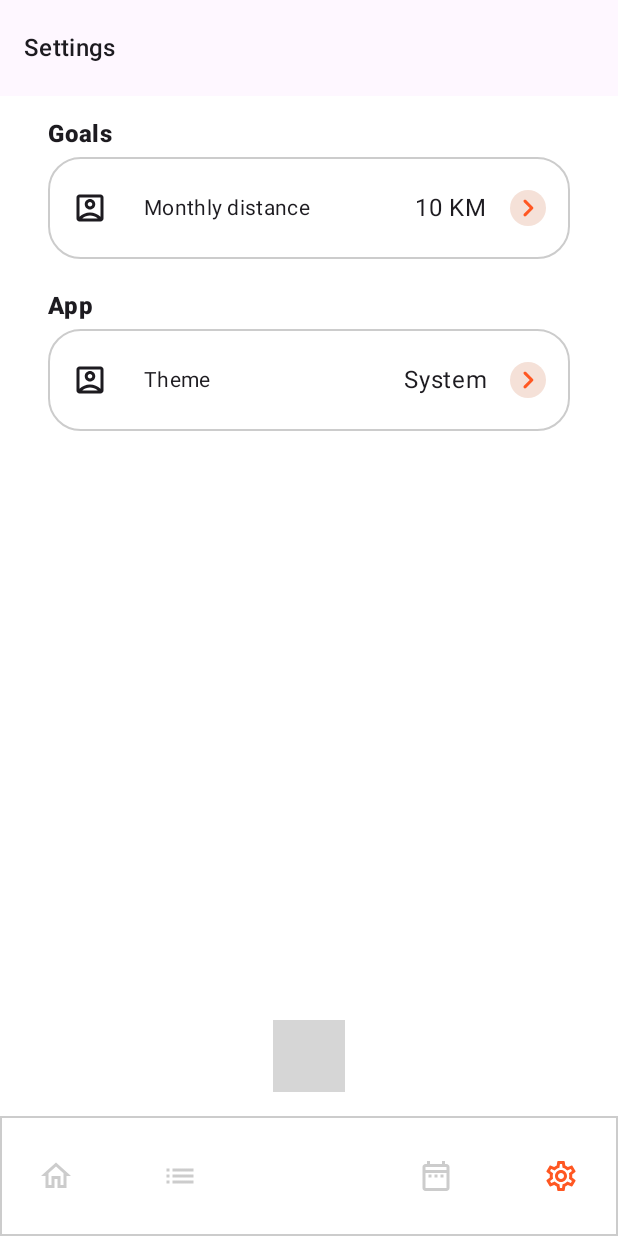
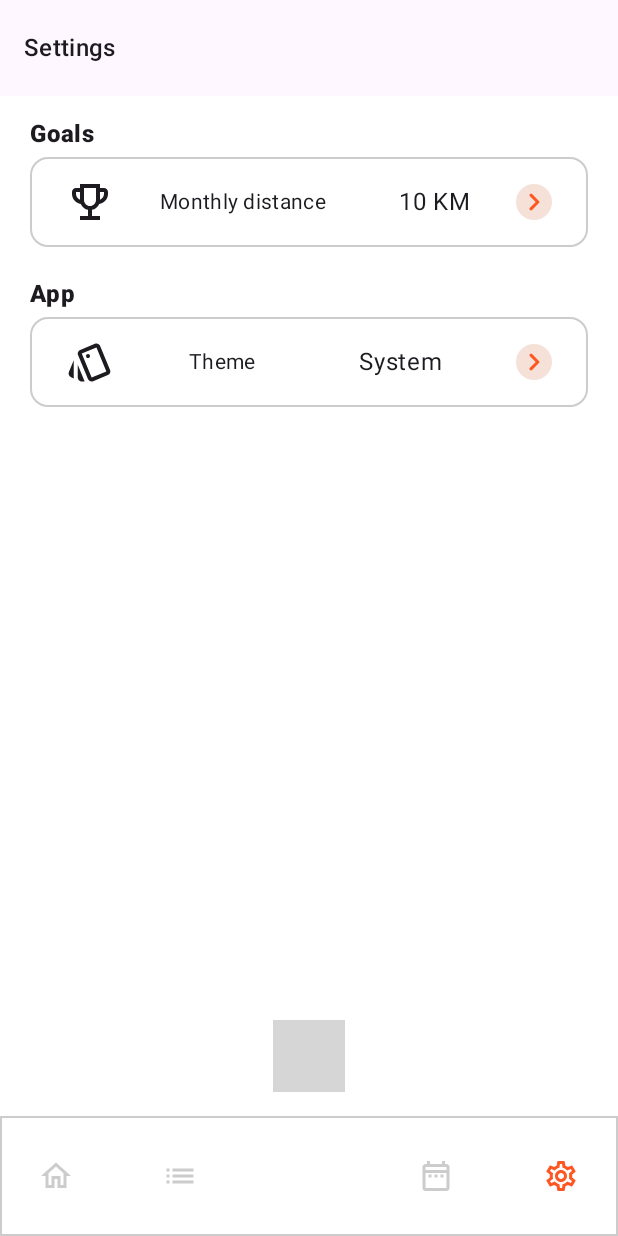
Before and after one commit to fracassi-marco/StatsUp, an Android app built with Jetpack Compose: the SettingsScreen screen opened through its navigation route, on a phone screen of 412 x 824 dp. Run offline under Robolectric (Android 15) with nearby library versions, the phone set to English and light mode, and no system bars; our stand-ins replace Room's generated code; libraries missing offline, so code that uses them is left out: com.chargemap.compose, net.openid.appauth; 4 statements that could not run were skipped; grey boxes are pictures that could not be loaded.

Commit message:
Add dashboard

```diff
--- a/app/build.gradle.kts
+++ b/app/build.gradle.kts
@@ -99,4 +99,6 @@ dependencies {
     implementation("com.fasterxml.jackson.core:jackson-core:2.15.1")
     implementation("com.fasterxml.jackson.core:jackson-databind:2.15.1")
     implementation("com.fasterxml.jackson.module:jackson-module-kotlin:2.15.1")
+
+    implementation("androidx.compose.material:material-icons-extended")
 }
--- a/app/src/main/java/com/statsup/MainActivity.kt
+++ b/app/src/main/java/com/statsup/MainActivity.kt
@@ -28,10 +28,12 @@ import com.statsup.infrastructure.StravaTrainingApi
 import com.statsup.infrastructure.repository.SharedPreferencesSettingRepository
 import com.statsup.infrastructure.repository.TrainingDatabase
 import com.statsup.ui.components.BottomMenuBar
+import com.statsup.ui.components.DashboardScreen
 import com.statsup.ui.components.HistoryScreen
 import com.statsup.ui.components.ImportButton
 import com.statsup.ui.components.SettingsScreen
 import com.statsup.ui.theme.StatsUpTheme
+import com.statsup.ui.viewmodel.DashboardViewModel
 import com.statsup.ui.viewmodel.HistoryViewModel
 import com.statsup.ui.viewmodel.MainViewModel
 import com.statsup.ui.viewmodel.SettingsViewModel
@@ -46,11 +48,13 @@ class MainActivity : ComponentActivity() {
         enableEdgeToEdge()
         val authService = AuthorizationService(this)
         setContent {
+            val settingRepository = SharedPreferencesSettingRepository(applicationContext)
+            val updateActivitiesUseCase = UpdateTrainingsUseCase(db.trainingRepository, db.athleteRepository, StravaTrainingApi())
             val navController = rememberNavController()
-            val updateActivitiesUseCase = UpdateTrainingsUseCase(db.trainingRepository, db.athleteRepository, StravaTrainingApi())
             val mainViewModel = remember { MainViewModel(updateActivitiesUseCase, authService) }
-            val settingsViewModel = remember { SettingsViewModel(SharedPreferencesSettingRepository(applicationContext)) }
+            val settingsViewModel = remember { SettingsViewModel(settingRepository) }
             val historyViewModel = remember { HistoryViewModel(db.trainingRepository) }
+            val dashboardViewModel = remember { DashboardViewModel(db.trainingRepository, settingRepository) }
             val snackBarHostState = remember { SnackbarHostState() }
             val launcher = rememberLauncherForActivityResult(
                 contract = ActivityResultContracts.StartActivityForResult(),
@@ -67,7 +71,7 @@ class MainActivity : ComponentActivity() {
                         snackbarHost = { SnackbarHost(snackBarHostState) },
                     ) { innerPadding ->
                         NavHost(navController = navController, startDestination = Screens.Dashboard.route, Modifier.padding(innerPadding)) {
-                            composable(Screens.Dashboard.route) { Text(text = "Dashboard") }
+                            composable(Screens.Dashboard.route) { DashboardScreen(dashboardViewModel) }
                             composable(Screens.History.route) { HistoryScreen(historyViewModel) }
                             composable(Screens.Stats.route) { Text(text = "Stats") }
                             composable(Screens.Settings.route) { SettingsScreen(settingsViewModel) }
--- a/app/src/main/java/com/statsup/ui/components/DashboardScreen.kt
+++ b/app/src/main/java/com/statsup/ui/components/DashboardScreen.kt
@@ -1 +1,57 @@
 package com.statsup.ui.components
+
+import androidx.compose.foundation.layout.Box
+import androidx.compose.foundation.layout.Column
+import androidx.compose.foundation.layout.Spacer
+import androidx.compose.foundation.layout.fillMaxWidth
+import androidx.compose.foundation.layout.padding
+import androidx.compose.foundation.layout.size
+import androidx.compose.foundation.layout.width
+import androidx.compose.material.icons.Icons
+import androidx.compose.material.icons.outlined.EmojiEvents
+import androidx.compose.material3.Icon
+import androidx.compose.material3.LinearProgressIndicator
+import androidx.compose.material3.MaterialTheme
+import androidx.compose.material3.Text
+import androidx.compose.runtime.Composable
+import androidx.compose.ui.Modifier
+import androidx.compose.ui.res.stringResource
+import androidx.compose.ui.text.style.TextAlign
+import androidx.compose.ui.text.style.TextOverflow
+import androidx.compose.ui.unit.dp
+import com.statsup.R
+import com.statsup.ui.theme.SecondaryText
+import com.statsup.ui.viewmodel.DashboardViewModel
+import java.util.Locale
+
+@Composable
+fun DashboardScreen(viewModel: DashboardViewModel) {
+    Box(modifier = Modifier.padding(20.dp)) {
+        PrimaryCard() {
+            Icon(
+                imageVector = Icons.Outlined.EmojiEvents,
+                contentDescription = stringResource(R.string.settings_screen_goals_monthly),
+                modifier = Modifier.size(32.dp)
+            )
+            Spacer(modifier = Modifier.width(8.dp))
+            Column(
+                modifier = Modifier.padding(16.dp).fillMaxWidth(0.8f)
+            ) {
+                Text(
+                    text = stringResource(R.string.settings_screen_goals_monthly),
+                    style = MaterialTheme.typography.bodySmall,
+                    textAlign = TextAlign.Start,
+                    overflow = TextOverflow.Ellipsis,
+                )
+                Title(
+                    text = "${String.format(Locale.getDefault(), "%.0f", viewModel.totalDistance())} ${stringResource(R.string.km)}",
+                )
+                LinearProgressIndicator(
+                    progress = { viewModel.distancePercentage() },
+                    color = MaterialTheme.colorScheme.primary,
+                    trackColor = SecondaryText
+                )
+            }
+        }
+    }
+}
--- /dev/null
+++ b/app/src/main/java/com/statsup/ui/components/PrimaryCard.kt
@@ -0,0 +1,72 @@
+package com.statsup.ui.components
+
+import androidx.compose.foundation.BorderStroke
+import androidx.compose.foundation.background
+import androidx.compose.foundation.layout.Arrangement
+import androidx.compose.foundation.layout.Box
+import androidx.compose.foundation.layout.Row
+import androidx.compose.foundation.layout.Spacer
+import androidx.compose.foundation.layout.fillMaxWidth
+import androidx.compose.foundation.layout.padding
+import androidx.compose.foundation.layout.size
+import androidx.compose.foundation.layout.width
+import androidx.compose.foundation.shape.CircleShape
+import androidx.compose.material.icons.Icons
+import androidx.compose.material.icons.automirrored.rounded.KeyboardArrowRight
+import androidx.compose.material3.Card
+import androidx.compose.material3.CardColors
+import androidx.compose.material3.CardDefaults
+import androidx.compose.material3.Icon
+import androidx.compose.material3.MaterialTheme
+import androidx.compose.runtime.Composable
+import androidx.compose.ui.Alignment
+import androidx.compose.ui.Modifier
+import androidx.compose.ui.res.stringResource
+import androidx.compose.ui.unit.dp
+import com.statsup.R
+import com.statsup.ui.theme.SecondaryText
+
+@Composable
+fun SecondaryCard(modifier: Modifier = Modifier,
+                  onClick: (() -> Unit)? = null,
+                  content: @Composable () -> Unit) {
+    PrimaryCard(
+        modifier = modifier,
+        onClick = onClick,
+        colors = CardDefaults.cardColors().copy(containerColor = MaterialTheme.colorScheme.background),
+        border = BorderStroke(1.dp, SecondaryText),
+        content = content)
+}
+
+@Composable
+fun PrimaryCard(
+    modifier: Modifier = Modifier,
+    onClick: (() -> Unit)? = null,
+    colors: CardColors = CardDefaults.cardColors(),
+    border: BorderStroke? = null,
+    content: @Composable () -> Unit
+) {
+    val action: () -> Unit = onClick ?:  {}
+    Card(modifier = modifier.fillMaxWidth(), onClick = action, colors = colors, border = border) {
+        Box(modifier = Modifier.padding(24.dp, 4.dp)) {
+            Row(
+                verticalAlignment = Alignment.CenterVertically,
+                horizontalArrangement = Arrangement.SpaceBetween,
+                modifier = Modifier.fillMaxWidth()
+            ) {
+                content()
+                Spacer(modifier = Modifier.width(8.dp))
+                if(onClick != null) {
+                    Icon(
+                        Icons.AutoMirrored.Rounded.KeyboardArrowRight,
+                        tint = MaterialTheme.colorScheme.primary,
+                        contentDescription = stringResource(id = R.string.icon_arrow_forward),
+                        modifier = Modifier
+                            .background(MaterialTheme.colorScheme.surfaceTint, CircleShape)
+                            .size(24.dp)
+                    )
+                }
+            }
+        }
+    }
+}
--- a/app/src/main/java/com/statsup/ui/components/SettingsClickableComponent.kt
+++ b/app/src/main/java/com/statsup/ui/components/SettingsClickableComponent.kt
@@ -1,34 +1,20 @@
 package com.statsup.ui.components
 
 import androidx.annotation.StringRes
-import androidx.compose.foundation.background
-import androidx.compose.foundation.border
-import androidx.compose.foundation.layout.Arrangement
-import androidx.compose.foundation.layout.Column
-import androidx.compose.foundation.layout.Row
 import androidx.compose.foundation.layout.Spacer
 import androidx.compose.foundation.layout.padding
 import androidx.compose.foundation.layout.size
 import androidx.compose.foundation.layout.width
-import androidx.compose.foundation.shape.CircleShape
-import androidx.compose.foundation.shape.RoundedCornerShape
-import androidx.compose.material.icons.Icons
-import androidx.compose.material.icons.automirrored.rounded.KeyboardArrowRight
 import androidx.compose.material3.Icon
 import androidx.compose.material3.MaterialTheme
-import androidx.compose.material3.Surface
 import androidx.compose.material3.Text
 import androidx.compose.runtime.Composable
-import androidx.compose.ui.Alignment
 import androidx.compose.ui.Modifier
-import androidx.compose.ui.graphics.Color
 import androidx.compose.ui.graphics.vector.ImageVector
 import androidx.compose.ui.res.stringResource
 import androidx.compose.ui.text.style.TextAlign
 import androidx.compose.ui.text.style.TextOverflow
 import androidx.compose.ui.unit.dp
-import com.statsup.R
-import com.statsup.ui.theme.SecondaryText
 
 @Composable
 fun SettingsClickableComponent(
@@ -38,21 +24,11 @@ fun SettingsClickableComponent(
     onClick: () -> Unit,
     value: String = ""
 ) {
-    Surface(
-        color = Color.Transparent,
-        onClick = onClick,
-        modifier = Modifier.border(1.dp, color = SecondaryText, shape = RoundedCornerShape(32)).padding(16.dp, 8.dp),
-    ) {
-        Column {
-            Row(
-                verticalAlignment = Alignment.CenterVertically,
-                horizontalArrangement = Arrangement.SpaceBetween,
-            ) {
-                Row(verticalAlignment = Alignment.CenterVertically) {
+    SecondaryCard(onClick = onClick) {
         Icon(
             imageVector = icon,
             contentDescription = stringResource(id = iconDesc),
-                        modifier = Modifier.size(24.dp)
+            modifier = Modifier.size(32.dp)
         )
         Spacer(modifier = Modifier.width(8.dp))
         Text(
@@ -62,8 +38,7 @@ fun SettingsClickableComponent(
             textAlign = TextAlign.Start,
             overflow = TextOverflow.Ellipsis,
         )
-                }
-                Spacer(modifier = Modifier.weight(1.0f))
+        Spacer(modifier = Modifier.width(8.dp))
         Text(
             text = value,
             style = MaterialTheme.typography.bodyLarge,
@@ -71,14 +46,5 @@ fun SettingsClickableComponent(
             textAlign = TextAlign.End,
             overflow = TextOverflow.Ellipsis,
         )
-                Icon(
-                    Icons.AutoMirrored.Rounded.KeyboardArrowRight,
-                    tint = MaterialTheme.colorScheme.primary,
-                    contentDescription = stringResource(id = R.string.icon_arrow_forward),
-                    modifier = Modifier.background(MaterialTheme.colorScheme.surfaceTint, CircleShape)
-                )
     }
 }
-
-    }
-}
--- a/app/src/main/java/com/statsup/ui/components/SettingsScreen.kt
+++ b/app/src/main/java/com/statsup/ui/components/SettingsScreen.kt
@@ -8,7 +8,8 @@ import androidx.compose.foundation.layout.padding
 import androidx.compose.foundation.rememberScrollState
 import androidx.compose.foundation.verticalScroll
 import androidx.compose.material.icons.Icons
-import androidx.compose.material.icons.outlined.AccountBox
+import androidx.compose.material.icons.outlined.EmojiEvents
+import androidx.compose.material.icons.outlined.Style
 import androidx.compose.material3.Button
 import androidx.compose.material3.ExperimentalMaterial3Api
 import androidx.compose.material3.MaterialTheme
@@ -50,11 +51,11 @@ fun SettingsScreen(viewModel: SettingsViewModel) {
             modifier = Modifier
                 .verticalScroll(rememberScrollState())
                 .padding(it)
-                .padding(32.dp, 16.dp)
+                .padding(20.dp, 16.dp)
         ) {
             Title(text = stringResource(R.string.settings_screen_goals))
             SettingsClickableComponent(
-                icon = Icons.Outlined.AccountBox,
+                icon = Icons.Outlined.EmojiEvents,
                 iconDesc = R.string.settings_screen_goals_monthly,
                 name = R.string.settings_screen_goals_monthly,
                 value = "${viewModel.monthlyGoal} ${stringResource(id = R.string.km)}",
@@ -62,7 +63,7 @@ fun SettingsScreen(viewModel: SettingsViewModel) {
             )
             Title(text = stringResource(R.string.settings_screen_app), marginTop = 22.dp)
             SettingsClickableComponent(
-                icon = Icons.Outlined.AccountBox,
+                icon = Icons.Outlined.Style,
                 iconDesc = R.string.settings_screen_theme,
                 name = R.string.settings_screen_theme,
                 value = viewModel.themeLabel(),
--- /dev/null
+++ b/app/src/main/java/com/statsup/ui/viewmodel/DashboardViewModel.kt
@@ -0,0 +1,41 @@
+package com.statsup.ui.viewmodel
+
+import androidx.compose.runtime.getValue
+import androidx.compose.runtime.mutableStateOf
+import androidx.compose.runtime.setValue
+import androidx.lifecycle.ViewModel
+import androidx.lifecycle.viewModelScope
+import com.statsup.domain.Training
+import com.statsup.domain.repository.SettingRepository
+import com.statsup.domain.repository.TrainingRepository
+import kotlinx.coroutines.launch
+import java.time.ZonedDateTime
+
+class DashboardViewModel(
+    private val trainingRepository: TrainingRepository,
+    private val settingRepository: SettingRepository
+) : ViewModel() {
+
+    var trainings: List<Training> by mutableStateOf(emptyList())
+        private set
+
+    init {
+        viewModelScope.launch {
+            trainingRepository.all().collect {
+                trainings = it
+            }
+        }
+    }
+
+    fun distancePercentage(): Float {
+        return totalDistance().toFloat() / settingRepository.loadMonthlyGoal()
+    }
+
+    fun totalDistance(): Double {
+        return totalOfMonth(ZonedDateTime.now()) { it.sumOf { training -> training.distanceInKilometers() } }
+    }
+
+    private fun totalOfMonth(date: ZonedDateTime, provider: (List<Training>) -> Double) = provider(ofMonth(date))
+
+    private fun ofMonth(date: ZonedDateTime) = trainings.filter { it.date.month == date.month && it.date.year == date.year }
+}
```
Lines whose indentation alone changed are shown as unchanged.
